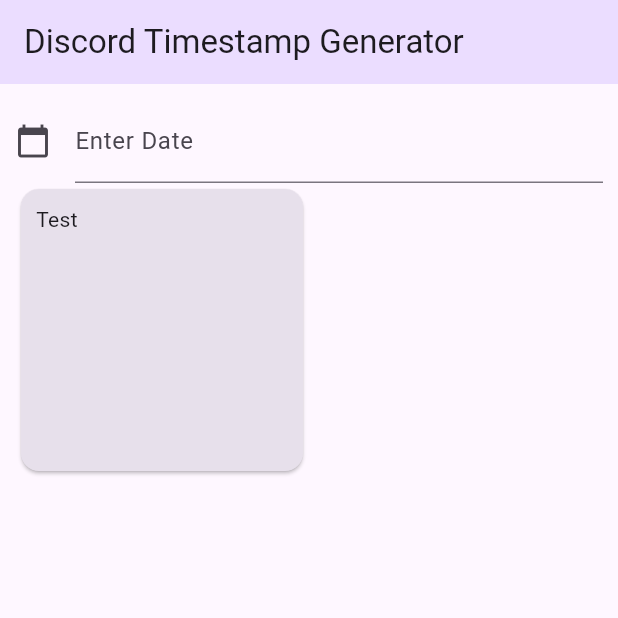
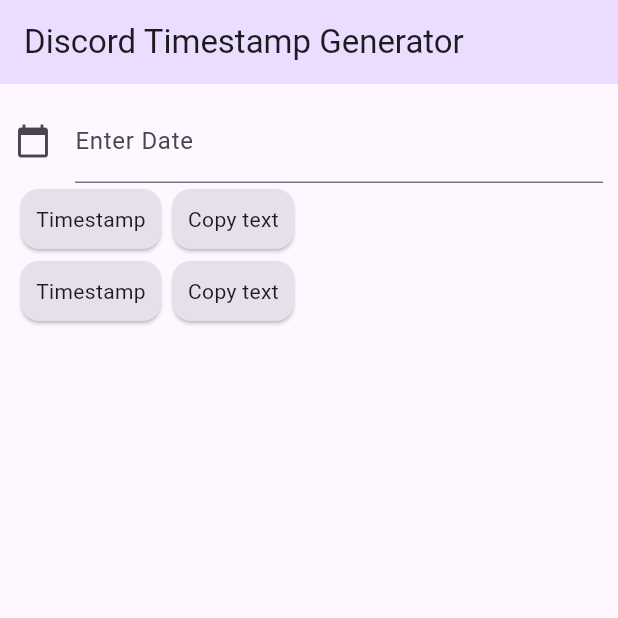
Before and after one commit to creationUnbound/DiscordTimestampGenerator, a Flutter app: the screen it shows after launch, on a phone screen of 412 x 824 dp, the top half of it. Run offline on Flutter 3.47's test engine with Material 2 defaults, Android fonts, the phone set to English and light mode, and no system bars.

Commit message:
Structuring DateCard.

```diff
--- a/discord_timestamp_generator/lib/home_page.dart
+++ b/discord_timestamp_generator/lib/home_page.dart
@@ -23,9 +23,9 @@ class _HomePageState extends State<HomePage> {
   Widget build(BuildContext context) {
     DateTimePicker dateTimePicker = DateTimePicker(context);
     //For resizing GridView properly
-    var size = MediaQuery.of(context).size;
-    final double itemHeight = (size.height - kToolbarHeight - 24) / 2;
-    final double itemWidth = size.width / 2;
+    //var size = MediaQuery.of(context).size;
+    //final double itemHeight = size.height / 10;
+    //final double itemWidth = size.width / 2;
 
     return Scaffold(
         appBar: AppBar(
@@ -50,17 +50,14 @@ class _HomePageState extends State<HomePage> {
                     // Do something with the dateTime attributes here
                   }),
               // TODO: Currently working on making DateCard functional
-              GridView(
-                  gridDelegate: const SliverGridDelegateWithFixedCrossAxisCount(
-                    crossAxisCount: 2,
-                  ),
-                  shrinkWrap: true,
-                  children: [
-                    DateCard(
-                      dateTime: dateTimePicker.dateTime,
-                      onPressed: () {},
-                    ),
-                  ])
+              DateCard(
+                dateTime: dateTimePicker.dateTime,
+                onPressed: () {},
+              ),
+              DateCard(
+                dateTime: dateTimePicker.dateTime,
+                onPressed: () {},
+              ),
             ]));
   }
 }
--- a/discord_timestamp_generator/lib/widget/date_card.dart
+++ b/discord_timestamp_generator/lib/widget/date_card.dart
@@ -8,15 +8,27 @@ class DateCard extends StatelessWidget {
   @override
   Widget build(BuildContext context) {
     final theme = Theme.of(context);
+    /*
     final style = theme.textTheme.displayMedium!.copyWith(
       color: theme.colorScheme.onPrimary,
     );
+    */
 
-    return Card(
-        color: theme.colorScheme.surfaceVariant,
-        child: const Padding(
-          padding: EdgeInsets.all(10.0),
-          child: Text("Test"),
-        ));
+    return Row(
+      children: [
+        Card(
+            color: theme.colorScheme.surfaceVariant,
+            child: const Padding(
+              padding: EdgeInsets.all(10.0),
+              child: Text("Timestamp"),
+            )),
+        Card(
+            color: theme.colorScheme.surfaceVariant,
+            child: const Padding(
+              padding: EdgeInsets.all(10.0),
+              child: Text("Copy text"),
+            )),
+      ],
+    );
   }
 }
```
